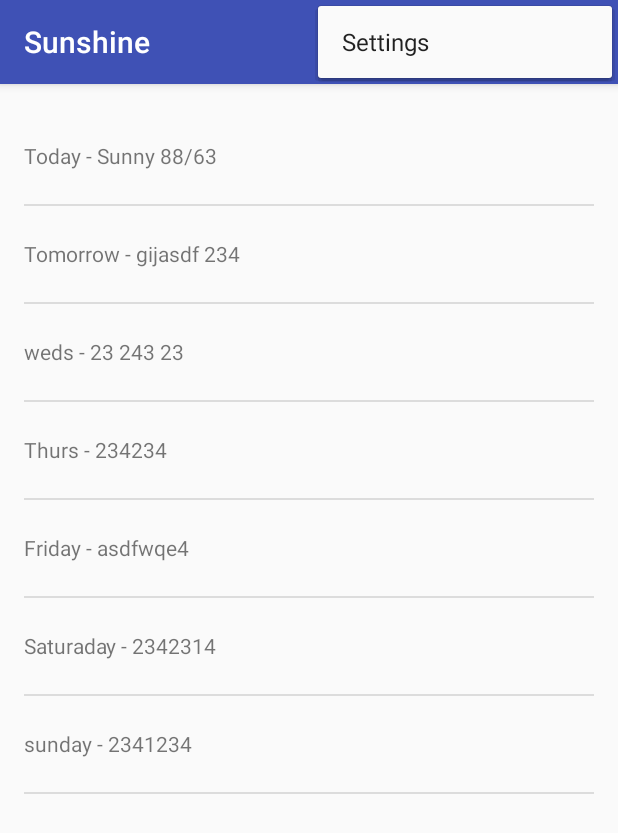
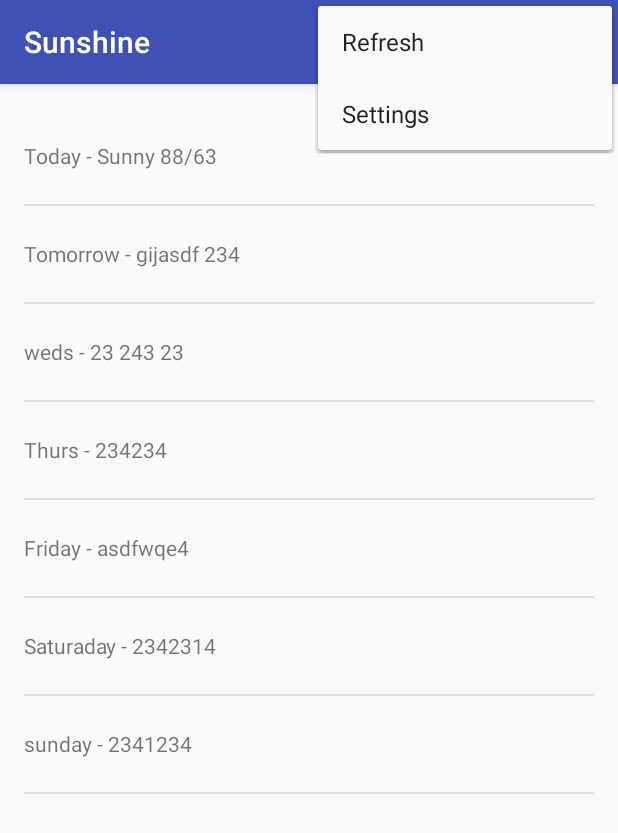
Before and after one commit to rahul09m/Sunshine, an Android app: the screen it shows after launch (MainActivity), with the options menu open, on a phone screen of 412 x 824 dp. Shown: the top 833 px of the screen. Run offline under Robolectric (Android 15) with nearby library versions, the phone set to English and light mode, and no system bars.

Commit message:
Added Asynctask and Refresh Menu Option

```diff
--- a/app/src/main/AndroidManifest.xml
+++ b/app/src/main/AndroidManifest.xml
@@ -1,7 +1,7 @@
 <?xml version="1.0" encoding="utf-8"?>
 <manifest xmlns:android="http://schemas.android.com/apk/res/android"
     package="com.example.android.sunshine" >
-
+    <uses-permission android:name="android.permission.INTERNET"></uses-permission>
     <application
         android:allowBackup="true"
         android:icon="@mipmap/ic_launcher"
--- a/app/src/main/java/com/example/android/sunshine/MainActivity.java
+++ b/app/src/main/java/com/example/android/sunshine/MainActivity.java
@@ -22,6 +22,7 @@ public class MainActivity extends AppCompatActivity {
     public boolean onCreateOptionsMenu(Menu menu) {
         // Inflate the menu; this adds items to the action bar if it is present.
         getMenuInflater().inflate(R.menu.menu, menu);
+        //getMenuInflater().inflate(R.menu.forecastfragment, menu);
         return true;
     }
 
@@ -37,6 +38,10 @@ public class MainActivity extends AppCompatActivity {
             return true;
         }
 
+      /*  if (id == R.id.action_refresh) {
+            return true;
+        }*/
+
         return super.onOptionsItemSelected(item);
     }
 }
--- /dev/null
+++ b/app/src/main/res/menu/forecastfragment.xml
@@ -0,0 +1,7 @@
+<?xml version="1.0" encoding="utf-8"?>
+<menu xmlns:android="http://schemas.android.com/apk/res/android"
+    xmlns:app="http://schemas.android.com/apk/res-auto">
+    <item android:id="@+id/action_refresh"
+        android:title="@string/refresh"
+        app:showAsAction="never"/>
+</menu>
--- a/app/src/main/res/menu/menu.xml
+++ b/app/src/main/res/menu/menu.xml
@@ -2,7 +2,7 @@
     xmlns:app="http://schemas.android.com/apk/res-auto"
     xmlns:tools="http://schemas.android.com/tools"
     tools:context="com.example.android.sunshine.MainActivity" >
-    <item android:id="@+id/action_settings"
+      <item android:id="@+id/action_settings"
         android:title="@string/action_settings"
         android:orderInCategory="100"
         app:showAsAction="never" />
--- a/app/src/main/res/values/strings.xml
+++ b/app/src/main/res/values/strings.xml
@@ -1,4 +1,5 @@
 <resources>
     <string name="app_name">Sunshine</string>
-    <string name="action_settings">Settings</string>
+    <string name="action_settings" translatable="false">Settings</string>
+    <string name="refresh">Refresh</string>
 </resources>
```
Also changed, not shown: app/src/main/java/com/example/android/sunshine/ForecastFragment.java (+105 -0 lines).
